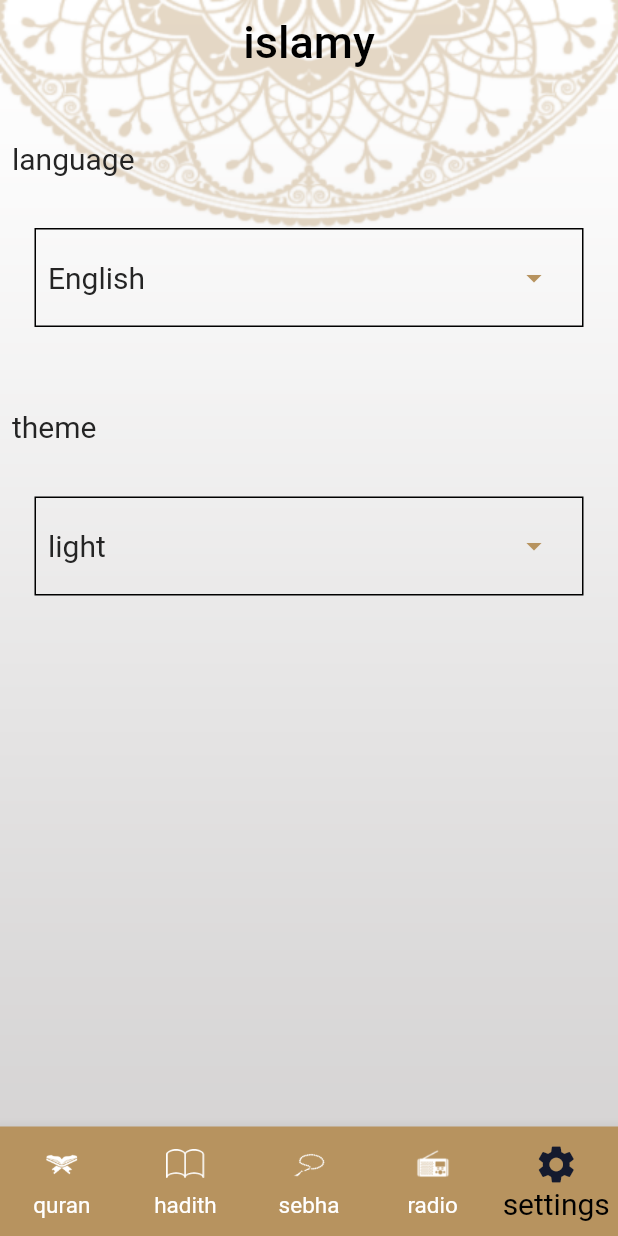
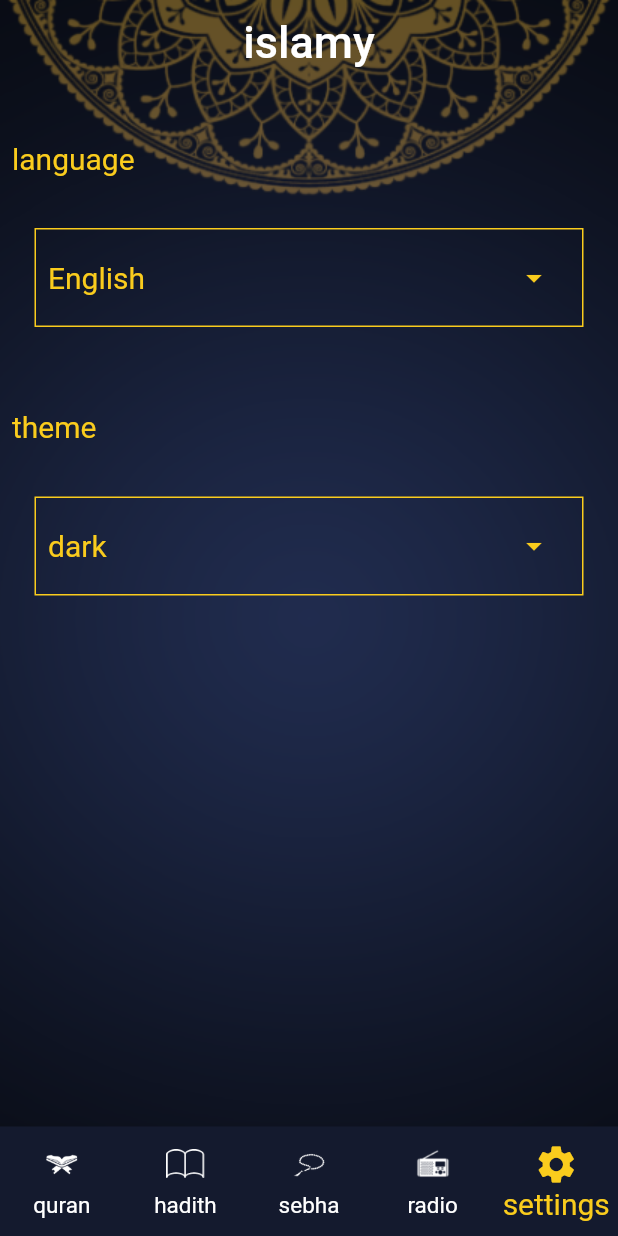
Before and after one commit to omarmaamoun179/islamy_app, a Flutter app: the screen it shows after launch, item 5 of the bottom bar chosen, on a phone screen of 412 x 824 dp. Run offline on Flutter 3.47's test engine with Material 2 defaults, Android fonts, the phone set to English and light mode, and no system bars; our stand-ins replace google_fonts, shared_preferences; generated files the repository leaves out were written again.

Commit message:
save theme in shared pref and add with click

```diff
--- a/lib/main.dart
+++ b/lib/main.dart
@@ -14,22 +14,18 @@ void main() {
   runApp(ChangeNotifierProvider(
     child: const MyApp(),
     create: (context) {
-      return settingsProvider() ;
+      return settingsProvider()..getTheme();
     },
   ));
 }
 
-class MyApp extends StatefulWidget {
+class MyApp extends StatelessWidget {
   const MyApp({super.key});
 
   @override
-  State<MyApp> createState() => _MyAppState();
-}
-
-class _MyAppState extends State<MyApp> {
-  @override
   Widget build(BuildContext context) {
     var provider = Provider.of<settingsProvider>(context);
+
     return MaterialApp(
       localizationsDelegates: AppLocalizations.localizationsDelegates,
       supportedLocales: AppLocalizations.supportedLocales,
--- a/lib/services/setting_provider.dart
+++ b/lib/services/setting_provider.dart
@@ -2,21 +2,16 @@ import 'package:flutter/material.dart';
 import 'package:shared_preferences/shared_preferences.dart';
 
 class settingsProvider extends ChangeNotifier {
-  ThemeMode currentTheme = ThemeMode.light;
+  ThemeMode currentTheme = ThemeMode.dark;
   Locale basicLang = const Locale('en');
   enableLightTheme() async {
     notifyListeners();
-    SharedPreferences pref = await SharedPreferences.getInstance();
-    pref.setBool('theme', false);
-    return currentTheme = ThemeMode.light;
+   await saveTheme(true);
   }
 
   enableDarkTheme() async {
-    notifyListeners();
-    SharedPreferences pref = await SharedPreferences.getInstance();
-    pref.setBool('theme', true);
 
-    return currentTheme = ThemeMode.dark;
+   await saveTheme(false);
   }
 
   bool isDark() {
@@ -53,6 +48,17 @@ class settingsProvider extends ChangeNotifier {
     }
   }
 
+  saveTheme(bool isDark) async {
+    SharedPreferences pref = await SharedPreferences.getInstance();
+    pref.setBool('theme', isDark);
+    currentTheme = isDark ? ThemeMode.light : ThemeMode.dark;
+    notifyListeners();
+  }
 
-
+  getTheme() async {
+    SharedPreferences pref = await SharedPreferences.getInstance();
+    bool theme = pref.getBool('theme') ?? false;
+    currentTheme = theme ? ThemeMode.light : ThemeMode.dark;
+    notifyListeners();
+  }
 }
--- a/lib/widgets/theme_bottom_sheet.dart
+++ b/lib/widgets/theme_bottom_sheet.dart
@@ -28,8 +28,9 @@ class _ThemeBottomSheetWidgetState extends State<ThemeBottomSheetWidget> {
             Container(
               child: InkWell(
                 onTap: () {
-                   Navigator.of(context).pop();
+                  Navigator.of(context).pop();
                   provider.enableDarkTheme();
+                  provider.saveTheme(false);
                 },
                 child: provider.isDark()
                     ? SelectedItem(text: AppLocalizations.of(context)!.dark)
@@ -41,8 +42,9 @@ class _ThemeBottomSheetWidgetState extends State<ThemeBottomSheetWidget> {
             ),
             InkWell(
               onTap: () {
-                 Navigator.of(context).pop();
+                Navigator.of(context).pop();
                 provider.enableLightTheme();
+                provider.saveTheme(true);
               },
               child: !provider.isDark()
                   ? SelectedItem(text: AppLocalizations.of(context)!.light)
```
